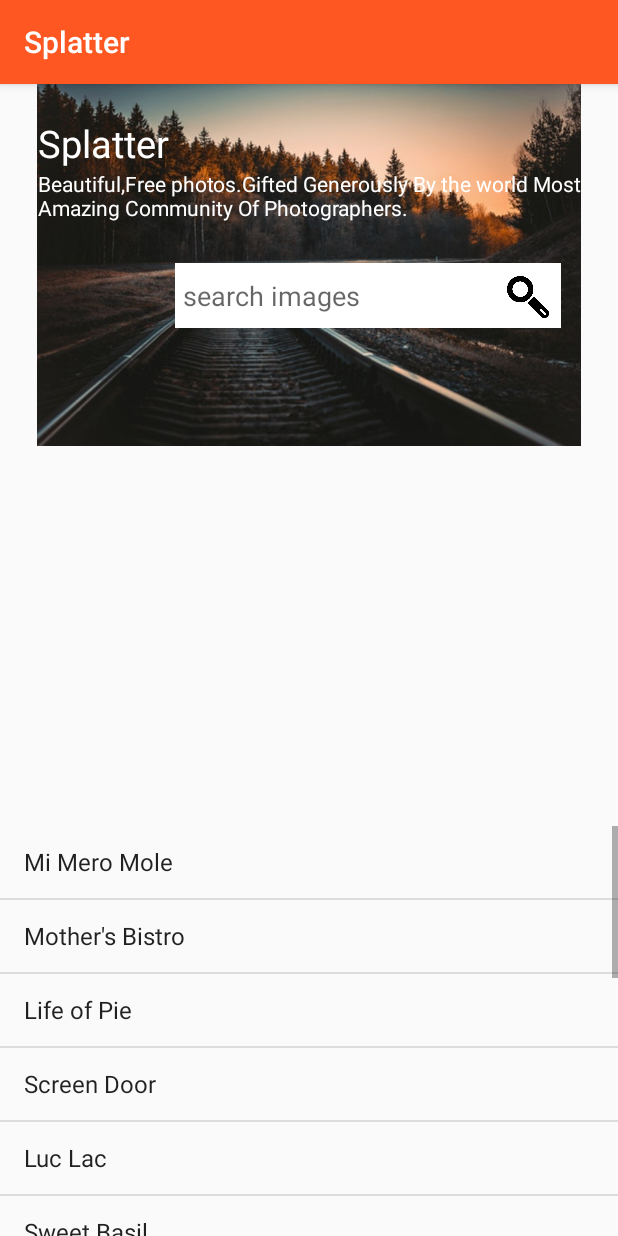
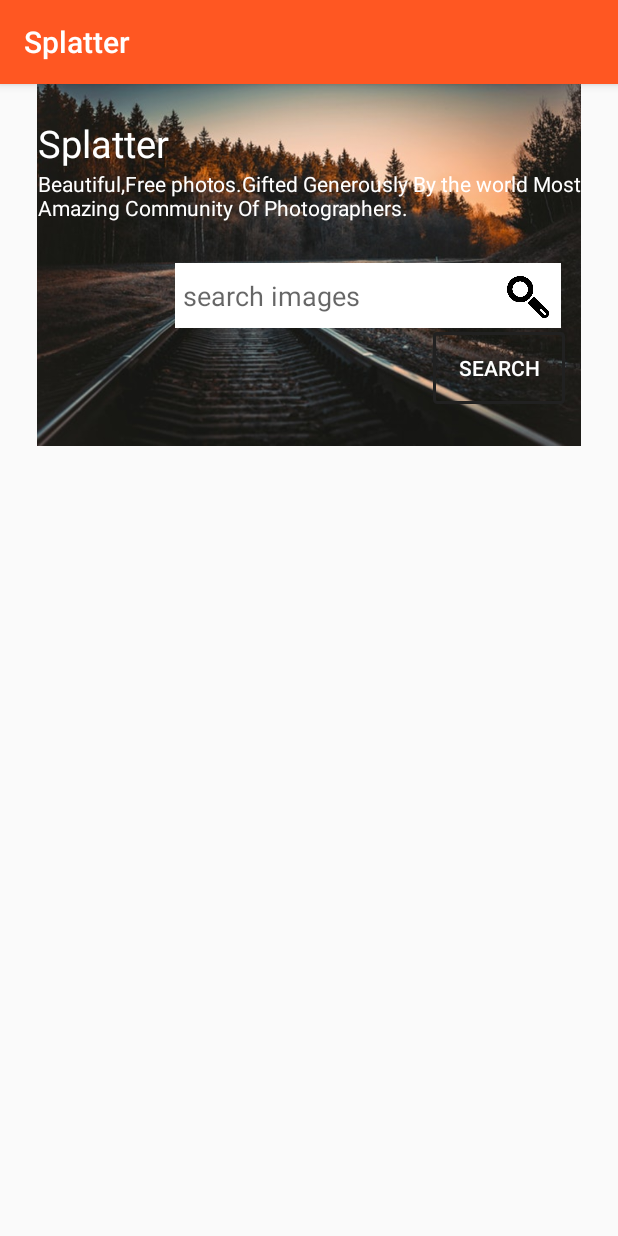
Before and after one commit to lorrainemikai/Splatter, an Android app: the screen it shows after launch (HomeActivity), after a tap on "START DISCOVERY", on a phone screen of 412 x 824 dp. Run offline under Robolectric (Android 15) with nearby library versions, the phone set to English and light mode, and no system bars.

Commit message:
added 3rd activity

```diff
--- a/app/src/main/AndroidManifest.xml
+++ b/app/src/main/AndroidManifest.xml
@@ -16,7 +16,8 @@
                 <category android:name="android.intent.category.LAUNCHER" />
             </intent-filter>
         </activity>
-        <activity android:name=".HomeActivity"></activity>
+        <activity android:name=".HomeActivity" />
+        <activity android:name=".GalleryActivity"></activity>
     </application>
 
 </manifest>
--- a/app/src/main/java/com/epicodus/splatter/HomeActivity.java
+++ b/app/src/main/java/com/epicodus/splatter/HomeActivity.java
@@ -1,27 +1,38 @@
 package com.epicodus.splatter;
 
+import android.content.Intent;
 import android.support.v7.app.AppCompatActivity;
 import android.os.Bundle;
+import android.view.View;
 import android.widget.ArrayAdapter;
+import android.widget.Button;
+import android.widget.EditText;
 import android.widget.ListView;
 
 
     public class HomeActivity extends AppCompatActivity {
-        private String[] images = new String[] {"Mi Mero Mole", "Mother's Bistro",
-                "Life of Pie", "Screen Door", "Luc Lac", "Sweet Basil",
-                "Slappy Cakes", "Equinox", "Miss Delta's", "Andina",
-                "Lardo", "Portland City Grill", "Fat Head's Brewery",
-                "Chipotle", "Subway"};
+        private Button mSearchButton;
+        private EditText mSearchText;
 
-    private ListView mListView;
+        @Override
+        protected void onCreate(Bundle savedInstanceState) {
+            super.onCreate(savedInstanceState);
+            setContentView(R.layout.activity_home);
+            mSearchButton = (Button) findViewById(R.id.Search);
+            mSearchText = (EditText) findViewById(R.id.SearchText);
 
-    @Override
-    protected void onCreate(Bundle savedInstanceState) {
-        super.onCreate(savedInstanceState);
-        setContentView(R.layout.activity_home);
 
-        mListView = (ListView) findViewById(R.id.listView);
-        ArrayAdapter adapter = new ArrayAdapter(this,  android.R.layout.simple_list_item_1, images);
-            mListView.setAdapter(adapter);
+            mSearchButton.setOnClickListener(new View.OnClickListener() {
+                @Override
+                public void onClick(View v) {
+                    String search = mSearchText.getText().toString();
+//
+                    Intent intent = new Intent(HomeActivity.this, GalleryActivity.class);
+
+                    startActivity(intent);
+
+                }
+            });
+
+        }
     }
-}
--- a/app/src/main/java/com/epicodus/splatter/MainActivity.java
+++ b/app/src/main/java/com/epicodus/splatter/MainActivity.java
@@ -10,24 +10,23 @@ import android.widget.TextView;
 
 public class MainActivity extends AppCompatActivity {
     private Button mStartDiscoveryButton;
-    private EditText mLocationEditText;
-    private TextView mAppNameTextView;
+
+
 
     @Override
     protected void onCreate(Bundle savedInstanceState) {
         super.onCreate(savedInstanceState);
         setContentView(R.layout.activity_main);
 
-        mLocationEditText = (EditText) findViewById(R.id.locationEditText);
         mStartDiscoveryButton = (Button) findViewById(R.id.startDiscoveryButton);
-        mAppNameTextView = (TextView) findViewById(R.id.appNameTextView);
+
 
         mStartDiscoveryButton.setOnClickListener(new View.OnClickListener() {
             @Override
             public void onClick(View v) {
-                String location = mLocationEditText.getText().toString();
+//
                 Intent intent = new Intent(MainActivity.this, HomeActivity.class);
-                intent.putExtra("location", location);
+
                 startActivity(intent);
             }
         });
--- a/app/src/main/res/layout/activity_home.xml
+++ b/app/src/main/res/layout/activity_home.xml
@@ -37,7 +37,7 @@
         />
 
     <EditText
-        android:id="@+id/locationEditText"
+        android:id="@+id/SearchText"
         android:layout_width="257dp"
         android:layout_height="43dp"
         android:layout_alignParentEnd="true"
@@ -52,7 +52,7 @@
         android:id="@+id/imageView3"
         android:layout_width="29dp"
         android:layout_height="41dp"
-        android:layout_alignBottom="@+id/locationEditText"
+        android:layout_alignBottom="@+id/SearchText"
         android:layout_alignParentEnd="true"
         android:layout_marginEnd="45dp"
         app:srcCompat="@drawable/search" />
@@ -60,9 +60,8 @@
     <RelativeLayout
         android:layout_width="match_parent"
         android:layout_height="wrap_content"
-        android:layout_alignParentBottom="true"
         android:layout_alignParentStart="true"
-        android:layout_marginTop="32dp">
+        android:layout_alignParentTop="true">
 
         <ListView
             android:id="@+id/listView"
@@ -70,5 +69,17 @@
             android:layout_height="273dp"
             android:layout_alignParentBottom="true"
             android:layout_alignParentStart="true" />
+
+        <Button
+            android:id="@+id/Search"
+            android:layout_width="wrap_content"
+            android:layout_height="wrap_content"
+            android:layout_alignParentEnd="true"
+            android:layout_alignParentTop="true"
+            android:layout_marginEnd="35dp"
+            android:layout_marginTop="165dp"
+            android:background="@drawable/button_bg_transparent"
+            android:text="Search"
+            android:textColor="@color/colorTextIcons" />
     </RelativeLayout>
 </RelativeLayout>
--- a/app/src/main/res/layout/activity_main.xml
+++ b/app/src/main/res/layout/activity_main.xml
@@ -5,7 +5,7 @@
     android:layout_width="match_parent"
     android:layout_height="match_parent"
     tools:context=".MainActivity"
-    android:background="#000000">
+    android:background="#80d8ff">
 
     <ImageView
         android:id="@+id/imageView"
```
Also changed, not shown: app/src/main/java/com/epicodus/splatter/GalleryActivity.java (added, +26 -0 lines), app/src/main/res/layout/activity_gallery.xml (added, +17 -0 lines).
